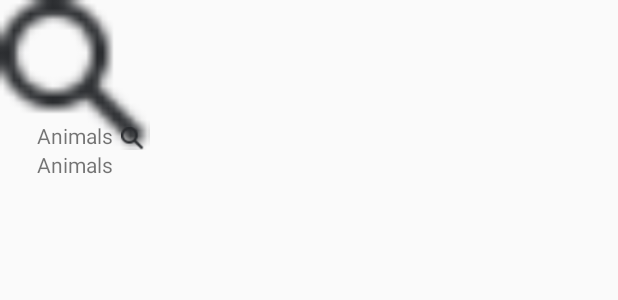
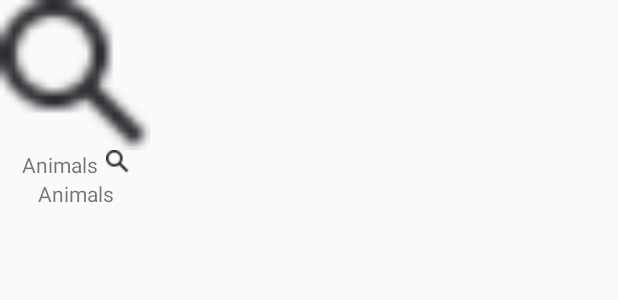
Before and after one commit to We-Pet/MobileApp, an Android app: the layout animal_item_list_layout.xml on its own in the app's theme, with its tools: preview values and no code run, on a phone screen of 412 x 824 dp. Shown: the top 300 px of the screen. Run offline under Robolectric (Android 15) with nearby library versions, the light colour scheme and no system bars.

Commit message:
Fix some small UI bugs.

```diff
--- a/app/src/main/java/com/ipca/wepet/adapter/AnimalAdapter.kt
+++ b/app/src/main/java/com/ipca/wepet/adapter/AnimalAdapter.kt
@@ -30,7 +30,7 @@ class AnimalAdapter(private val animalList: List<AnimalModel>) :
     inner class ViewHolder(itemView: View) : RecyclerView.ViewHolder(itemView) {
         private val ivAnimalPhoto: ImageView = itemView.findViewById(R.id.IV_animalPhoto)
         private val tvAnimalName: TextView = itemView.findViewById(R.id.TV_animalName)
-        private val ivAnimalSex: ImageView = itemView.findViewById(R.id.IV_animalSex)
+        private val ivAnimalSex: ImageView = itemView.findViewById(R.id.IV_animalGender)
         private val tvAnimalRace: TextView = itemView.findViewById(R.id.TV_animalRace)
 
         fun bind(animal: AnimalModel) {
--- a/app/src/main/res/layout/animal_item_list_layout.xml
+++ b/app/src/main/res/layout/animal_item_list_layout.xml
@@ -1,41 +1,54 @@
-<RelativeLayout xmlns:android="http://schemas.android.com/apk/res/android"
+<?xml version="1.0" encoding="utf-8"?>
+<androidx.constraintlayout.widget.ConstraintLayout xmlns:android="http://schemas.android.com/apk/res/android"
+    xmlns:app="http://schemas.android.com/apk/res-auto"
     android:layout_width="wrap_content"
-    android:layout_height="wrap_content"
-    android:orientation="vertical">
+    android:layout_height="wrap_content">
 
     <ImageView
         android:id="@+id/IV_animalPhoto"
         android:layout_width="100dp"
         android:layout_height="100dp"
         android:contentDescription="@string/image_for_animal"
-        android:src="@drawable/search_search" />
+        android:scaleType="fitCenter"
+        android:src="@drawable/search_search"
+        app:layout_constraintStart_toStartOf="parent"
+        app:layout_constraintTop_toTopOf="parent" />
 
+    <LinearLayout
+        android:id="@+id/LL_animalName"
+        android:layout_width="wrap_content"
+        android:layout_height="wrap_content"
+        app:layout_constraintEnd_toEndOf="@+id/IV_animalPhoto"
+        app:layout_constraintStart_toStartOf="@+id/IV_animalPhoto"
+        app:layout_constraintTop_toBottomOf="@+id/IV_animalPhoto">
 
         <TextView
             android:id="@+id/TV_animalName"
             android:layout_width="wrap_content"
             android:layout_height="wrap_content"
-        android:layout_alignBottom="@+id/IV_animalPhoto"
-        android:layout_centerHorizontal="true"
+            android:bottom="@+id/IV_animalPhoto"
             android:text="@string/animals" />
 
         <ImageView
-        android:id="@+id/IV_animalSex"
+            android:id="@+id/IV_animalGender"
             android:layout_width="15dp"
             android:layout_height="15dp"
-        android:layout_alignBottom="@+id/IV_animalPhoto"
-        android:layout_marginStart="30dp"
-        android:layout_marginBottom="0dp"
-        android:layout_toEndOf="@+id/TV_animalName"
+            android:layout_marginStart="5dp"
             android:contentDescription="@string/sex"
-        android:src="@drawable/search_search" />
+            android:src="@drawable/search_search"
+            app:layout_constraintBottom_toBottomOf="@id/TV_animalName"
+            app:layout_constraintStart_toEndOf="@+id/TV_animalName"
+            app:layout_constraintTop_toTopOf="@id/TV_animalName" />
+    </LinearLayout>
 
     <TextView
         android:id="@+id/TV_animalRace"
         android:layout_width="wrap_content"
         android:layout_height="wrap_content"
-        android:layout_below="@+id/TV_animalName"
         android:layout_centerHorizontal="true"
-        android:text="@string/animals" />
+        android:text="@string/animals"
+        app:layout_constraintEnd_toEndOf="@+id/LL_animalName"
+        app:layout_constraintStart_toStartOf="@+id/LL_animalName"
+        app:layout_constraintTop_toBottomOf="@+id/LL_animalName" />
 
-</RelativeLayout>
+</androidx.constraintlayout.widget.ConstraintLayout>
--- a/app/src/main/res/layout/header_layout.xml
+++ b/app/src/main/res/layout/header_layout.xml
@@ -31,7 +31,7 @@
         android:layout_alignParentEnd="true"
         android:layout_centerVertical="true"
         android:layout_marginEnd="24dp"
-        android:background="@color/light_gray"
+        android:background="@color/background_main"
         android:contentDescription="@string/hamburger_button"
         android:scaleType="fitCenter"
         android:src="@drawable/header_hamburger" />
--- a/app/src/main/res/layout/search_layout.xml
+++ b/app/src/main/res/layout/search_layout.xml
@@ -39,6 +39,7 @@
             android:maxLines="1"
             android:singleLine="true"
             android:textColor="@color/black"
+            android:fontFamily="@font/comfortaa_light"
             tools:ignore="LabelFor" />
 
 
--- a/app/src/main/res/layout/tabs_layout.xml
+++ b/app/src/main/res/layout/tabs_layout.xml
@@ -38,6 +38,7 @@
                 android:layout_width="wrap_content"
                 android:layout_height="wrap_content"
                 android:text="@string/animals"
+                android:fontFamily="@font/comfortaa_light"
                 android:textColor="@android:color/black" />
 
             <View
@@ -80,6 +81,7 @@
                 android:layout_width="wrap_content"
                 android:layout_height="wrap_content"
                 android:text="@string/abrigos"
+                android:fontFamily="@font/comfortaa_light"
                 android:textColor="@android:color/black" />
 
             <View
@@ -122,6 +124,7 @@
                 android:layout_width="wrap_content"
                 android:layout_height="wrap_content"
                 android:text="@string/eventos"
+                android:fontFamily="@font/comfortaa_light"
                 android:textColor="@android:color/black" />
 
             <View
--- a/app/src/main/res/values/colors.xml
+++ b/app/src/main/res/values/colors.xml
@@ -1,6 +1,7 @@
 <?xml version="1.0" encoding="utf-8"?>
 <resources>
     <color name="dark_gray">#292B2E</color>
+    <color name="background_main">#fafafa</color>
     <color name="main_blue">#2C91FF</color>
     <color name="light_gray">#ECECEE</color>
     <color name="blue_gray">#ECECEE</color>
```
Lines whose indentation alone changed are shown as unchanged.
